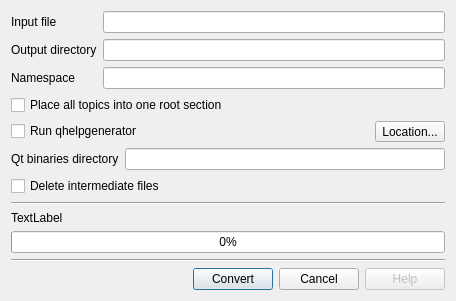
First picture: the form in dialog.ui, repository dewhisna/chm2qch, before the edit.
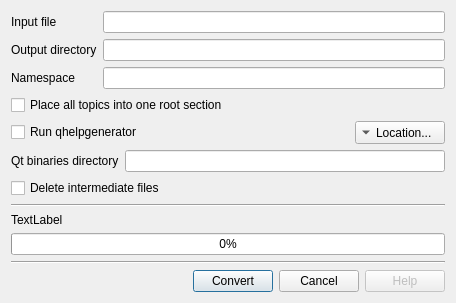
Second picture: the form after the edit.

Patch:
```diff
--- a/dialog.ui
+++ b/dialog.ui
@@ -85,6 +85,12 @@
        <property name="checkable">
         <bool>true</bool>
        </property>
+       <property name="toolButtonStyle">
+        <enum>Qt::ToolButtonTextBesideIcon</enum>
+       </property>
+       <property name="arrowType">
+        <enum>Qt::DownArrow</enum>
+       </property>
       </widget>
      </item>
     </layout>
```
